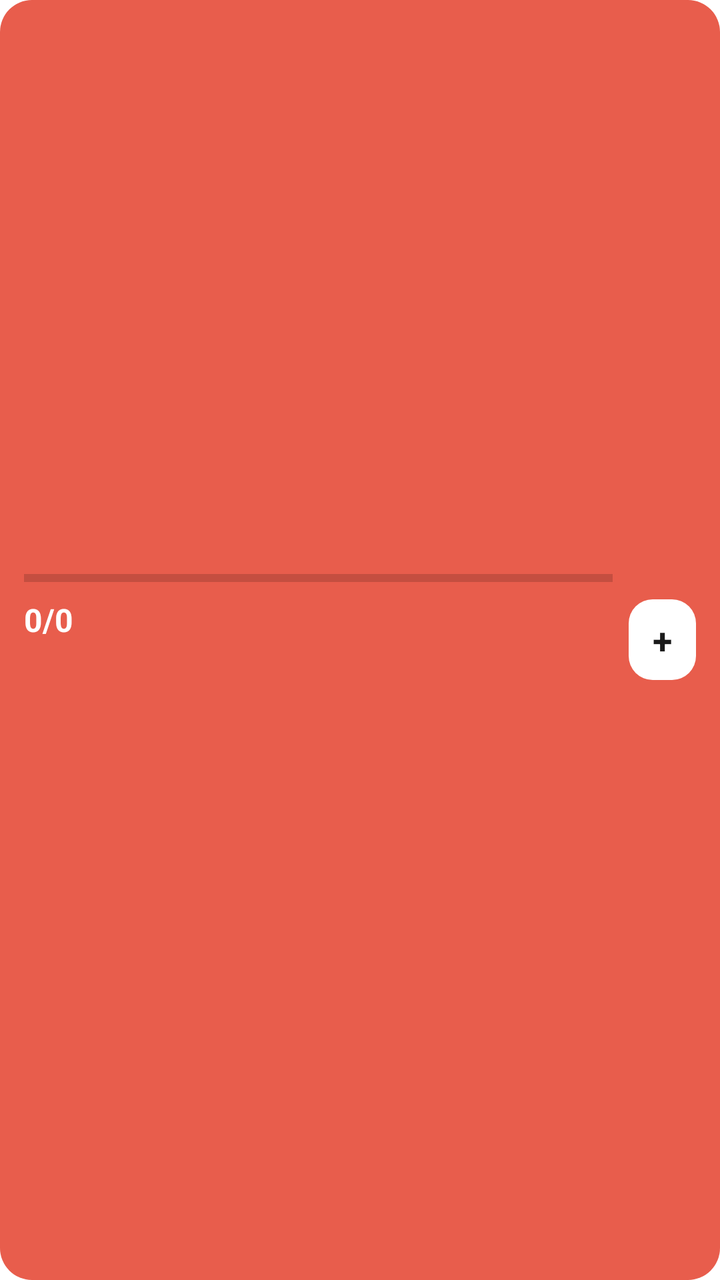
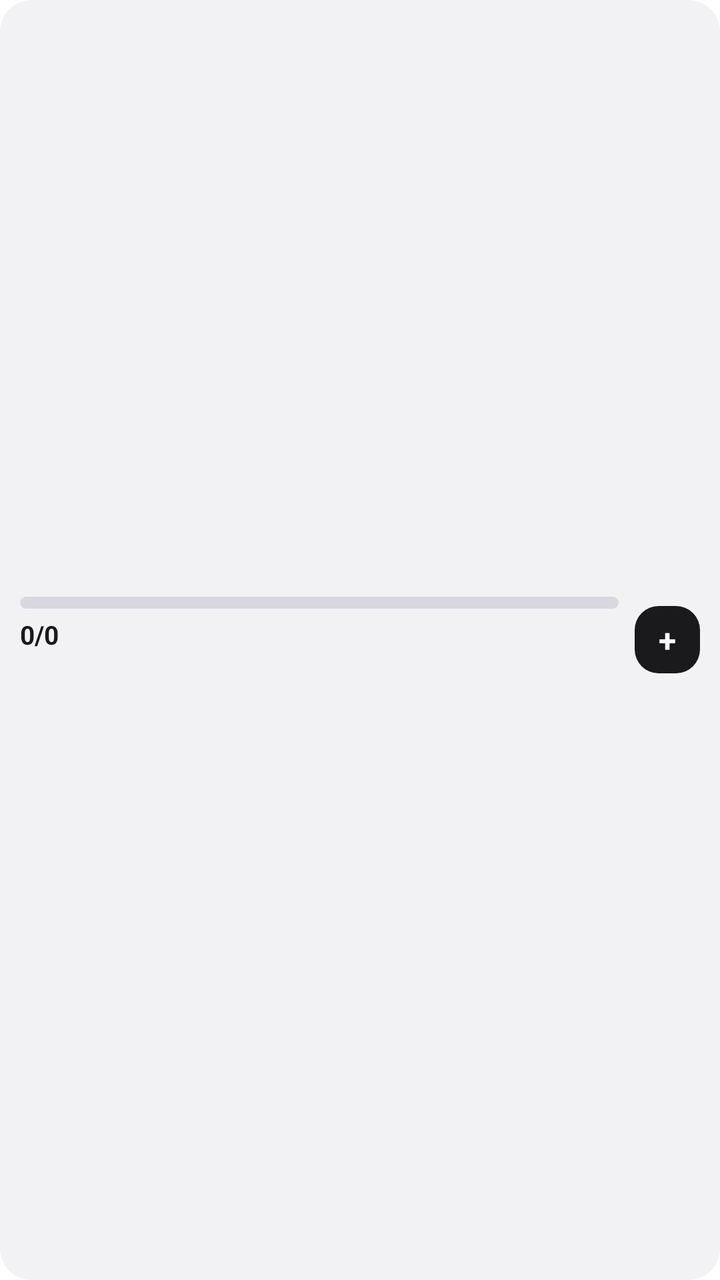

Two renders of the same Android screen: before a commit and after it. Below are the layout's source before the change and the commit's diff.
<!-- AndroidManifest.xml: fallback theme Theme.MaterialComponents.DayNight.NoActionBar -->
<!-- res/layout/widget_1x4.xml -->
<?xml version="1.0" encoding="utf-8"?>
<LinearLayout xmlns:android="http://schemas.android.com/apk/res/android"
    android:id="@+id/widget_root"
    android:layout_width="match_parent"
    android:layout_height="match_parent"
    android:background="@drawable/widget_background"
    android:gravity="center_vertical"
    android:orientation="horizontal"
    android:padding="12dp">

    <LinearLayout
        android:layout_width="0dp"
        android:layout_height="wrap_content"
        android:layout_weight="1"
        android:orientation="vertical">

        <ProgressBar
            android:id="@+id/widget_progress_bar"
            style="?android:attr/progressBarStyleHorizontal"
            android:layout_width="match_parent"
            android:layout_height="8dp"
            android:max="100"
            android:progress="0" />

        <TextView
            android:id="@+id/widget_progress"
            android:layout_width="wrap_content"
            android:layout_height="wrap_content"
            android:layout_marginTop="6dp"
            android:text="0/0"
            android:textColor="#FFFFFFFF"
            android:textSize="16sp"
            android:textStyle="bold" />

        <TextView
            android:id="@+id/widget_days"
            android:layout_width="wrap_content"
            android:layout_height="wrap_content"
            android:layout_marginTop="2dp"
            android:textColor="#E6FFFFFF"
            android:textSize="11sp" />

        <TextView
            android:id="@+id/widget_stats"
            android:layout_width="wrap_content"
            android:layout_height="wrap_content"
            android:layout_marginTop="4dp"
            android:textColor="#CCFFFFFF"
            android:textSize="10sp" />
    </LinearLayout>

    <TextView
        android:id="@+id/widget_add"
        android:layout_width="wrap_content"
        android:layout_height="wrap_content"
        android:layout_marginStart="8dp"
        android:background="@drawable/widget_button"
        android:paddingHorizontal="12dp"
        android:paddingVertical="8dp"
        android:text="+"
        android:textColor="#FF1A1A1A"
        android:textSize="18sp"
        android:textStyle="bold" />
</LinearLayout>
<!-- resources referenced by this layout -->
<resources>
  <!-- drawable widget_background (drawable) -->
  <?xml version="1.0" encoding="utf-8"?>
  <shape xmlns:android="http://schemas.android.com/apk/res/android"
      android:shape="rectangle">
      <solid android:color="#E85D4C" />
      <corners android:radius="16dp" />
  </shape>
  <!-- drawable widget_button (drawable) -->
  <?xml version="1.0" encoding="utf-8"?>
  <shape xmlns:android="http://schemas.android.com/apk/res/android"
      android:shape="rectangle">
      <solid android:color="#FFFFFFFF" />
      <corners android:radius="12dp" />
  </shape>
</resources>

<!-- the commit's change to res/layout/widget_1x4.xml (unified diff, before → after) -->
@@ -6,7 +6,8 @@
     android:background="@drawable/widget_background"
     android:gravity="center_vertical"
     android:orientation="horizontal"
-    android:padding="12dp">
+    android:paddingHorizontal="10dp"
+    android:paddingVertical="6dp">
 
     <LinearLayout
         android:layout_width="0dp"
@@ -18,34 +19,49 @@
             android:id="@+id/widget_progress_bar"
             style="?android:attr/progressBarStyleHorizontal"
             android:layout_width="match_parent"
-            android:layout_height="8dp"
+            android:layout_height="6dp"
             android:max="100"
-            android:progress="0" />
+            android:progress="0"
+            android:progressDrawable="@drawable/widget_progress" />
 
-        <TextView
-            android:id="@+id/widget_progress"
-            android:layout_width="wrap_content"
+        <LinearLayout
+            android:layout_width="match_parent"
             android:layout_height="wrap_content"
-            android:layout_marginTop="6dp"
-            android:text="0/0"
-            android:textColor="#FFFFFFFF"
-            android:textSize="16sp"
-            android:textStyle="bold" />
+            android:layout_marginTop="4dp"
+            android:gravity="center_vertical"
+            android:orientation="horizontal">
 
-        <TextView
-            android:id="@+id/widget_days"
-            android:layout_width="wrap_content"
-            android:layout_height="wrap_content"
-            android:layout_marginTop="2dp"
-            android:textColor="#E6FFFFFF"
-            android:textSize="11sp" />
+            <TextView
+                android:id="@+id/widget_progress"
+                android:layout_width="0dp"
+                android:layout_height="wrap_content"
+                android:layout_weight="1"
+                android:ellipsize="end"
+                android:maxLines="1"
+                android:text="0/0"
+                android:textColor="@color/widget_on_background"
+                android:textSize="13sp"
+                android:textStyle="bold" />
+
+            <TextView
+                android:id="@+id/widget_days"
+                android:layout_width="wrap_content"
+                android:layout_height="wrap_content"
+                android:layout_marginStart="8dp"
+                android:ellipsize="end"
+                android:maxLines="1"
+                android:textColor="@color/widget_on_background_secondary"
+                android:textSize="11sp" />
+        </LinearLayout>
 
         <TextView
             android:id="@+id/widget_stats"
-            android:layout_width="wrap_content"
+            android:layout_width="match_parent"
             android:layout_height="wrap_content"
-            android:layout_marginTop="4dp"
-            android:textColor="#CCFFFFFF"
+            android:layout_marginTop="2dp"
+            android:ellipsize="end"
+            android:maxLines="1"
+            android:textColor="@color/widget_on_background_tertiary"
             android:textSize="10sp" />
     </LinearLayout>
 
@@ -56,9 +72,9 @@
         android:layout_marginStart="8dp"
         android:background="@drawable/widget_button"
         android:paddingHorizontal="12dp"
-        android:paddingVertical="8dp"
+        android:paddingVertical="6dp"
         android:text="+"
-        android:textColor="#FF1A1A1A"
-        android:textSize="18sp"
+        android:textColor="@color/widget_button_text"
+        android:textSize="16sp"
         android:textStyle="bold" />
 </LinearLayout>
<!-- resource entries referenced after the edit -->
@@ -1,18 +1,44 @@
 <!-- resources referenced by this layout -->
 <resources>
+  <color name="widget_button_text">#FFFFFF</color>
+  <color name="widget_on_background">#1A1A1C</color>
+  <color name="widget_on_background_secondary">#6B6B73</color>
+  <color name="widget_on_background_tertiary">#8E8E96</color>
   <!-- drawable widget_background (drawable) -->
   <?xml version="1.0" encoding="utf-8"?>
   <shape xmlns:android="http://schemas.android.com/apk/res/android"
       android:shape="rectangle">
-      <solid android:color="#E85D4C" />
+      <solid android:color="@color/widget_background" />
       <corners android:radius="16dp" />
   </shape>
   <!-- drawable widget_button (drawable) -->
   <?xml version="1.0" encoding="utf-8"?>
   <shape xmlns:android="http://schemas.android.com/apk/res/android"
       android:shape="rectangle">
-      <solid android:color="#FFFFFFFF" />
+      <solid android:color="@color/widget_button_background" />
       <corners android:radius="12dp" />
   </shape>
+  <!-- drawable widget_progress (drawable) -->
+  <?xml version="1.0" encoding="utf-8"?>
+  <layer-list xmlns:android="http://schemas.android.com/apk/res/android">
+      <item android:id="@android:id/background">
+          <shape android:shape="rectangle">
+              <corners android:radius="4dp" />
+              <solid android:color="@color/widget_progress_track" />
+          </shape>
+      </item>
+      <item android:id="@android:id/progress">
+          <clip>
+              <shape android:shape="rectangle">
+                  <corners android:radius="4dp" />
+                  <solid android:color="@color/widget_progress_fill" />
+              </shape>
+          </clip>
+      </item>
+  </layer-list>
+  <color name="widget_background">#F2F2F4</color>
+  <color name="widget_button_background">#1A1A1C</color>
+  <color name="widget_progress_track">#D8D8DE</color>
+  <color name="widget_progress_fill">#5C6BC0</color>
 </resources>
 
